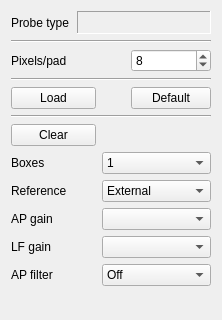
Before: the Qt Designer form Forms/ShankEditTab.ui in billkarsh/SpikeGLX, drawn with Qt 5; both pictures show x 0 to 222 and y 0 to 320 of the 222 by 495 pixel window.
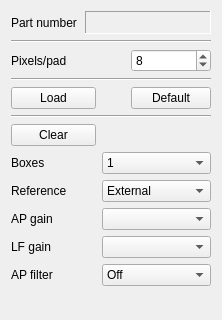
After: the same form once the commit is applied.

Diff of the .ui file:
```diff
--- a/Forms/ShankEditTab.ui
+++ b/Forms/ShankEditTab.ui
@@ -444,7 +444,7 @@
         </sizepolicy>
        </property>
        <property name="text">
-        <string>Probe type</string>
+        <string>Part number</string>
        </property>
       </widget>
      </item>
```
